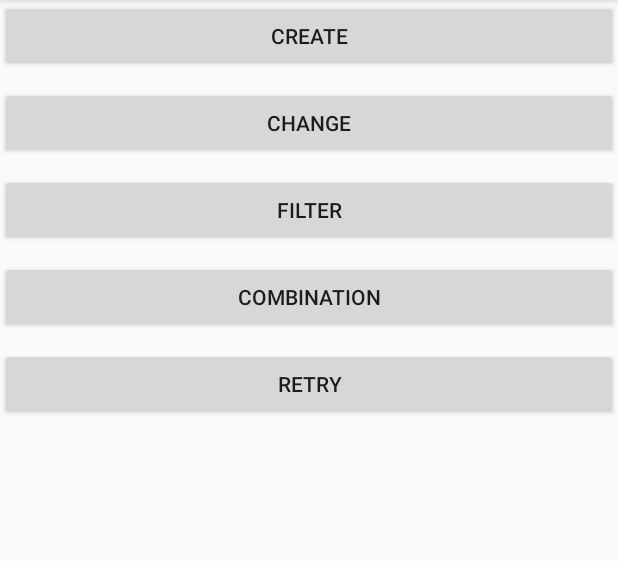
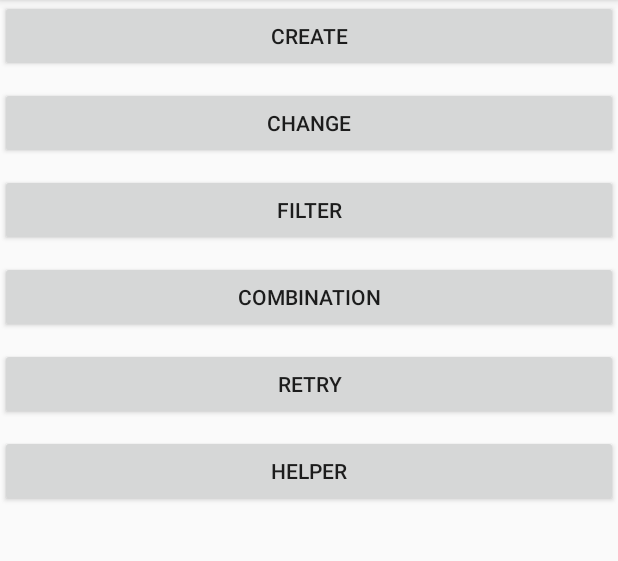
Before and after one commit to wuxiaoming1018/RxJAva2, an Android app: the screen it shows after launch (MainActivity), on a phone screen of 412 x 824 dp, the part 84-645 px from its top. Run offline under Robolectric (Android 15) with nearby library versions, the phone set to English and light mode, and no system bars; our stand-ins replace RxJava; libraries missing offline, so code that uses them is left out: com.blankj.utilcode.

Commit message:
辅助操作符

```diff
--- a/app/src/main/java/com/example/rxjava/MainActivity.java
+++ b/app/src/main/java/com/example/rxjava/MainActivity.java
@@ -10,6 +10,7 @@ import com.example.rxjava.combination.ObservableCombination;
 import com.example.rxjava.conversion.Change;
 import com.example.rxjava.error.ObservableError;
 import com.example.rxjava.filter.ObservableFilter;
+import com.example.rxjava.help.ObservableHelper;
 
 import io.reactivex.Observable;
 import io.reactivex.ObservableOnSubscribe;
@@ -19,7 +20,7 @@ import io.reactivex.schedulers.Schedulers;
 
 public class MainActivity extends AppCompatActivity {
 
-    private Button textView, change, filter, combination, retry;
+    private Button textView, change, filter, combination, retry, helper;
     int count = 0;
 
     @Override
@@ -33,6 +34,10 @@ public class MainActivity extends AppCompatActivity {
         retry = findViewById(R.id.retry);
         textView.setOnClickListener(this::create);
         change.setOnClickListener(this::change);
+        helper = findViewById(R.id.helper);
+        helper.setOnClickListener(v -> {
+            ObservableHelper.doNext();
+        });
         filter.setOnClickListener(v -> {
 //            ObservableFilter.filter();
 //            ObservableFilter.distince();
--- a/app/src/main/res/layout/activity_main.xml
+++ b/app/src/main/res/layout/activity_main.xml
@@ -46,4 +46,12 @@
         android:text="retry"
         app:layout_constraintTop_toBottomOf="@id/combination" />
 
+    <Button
+        android:id="@+id/helper"
+        android:layout_width="match_parent"
+        android:layout_height="wrap_content"
+        android:layout_marginTop="10dp"
+        android:text="helper"
+        app:layout_constraintTop_toBottomOf="@id/retry" />
+
 </android.support.constraint.ConstraintLayout>
```
Also changed, not shown: app/src/main/java/com/example/rxjava/help/ObservableHelper.java (+25 -0 lines).
